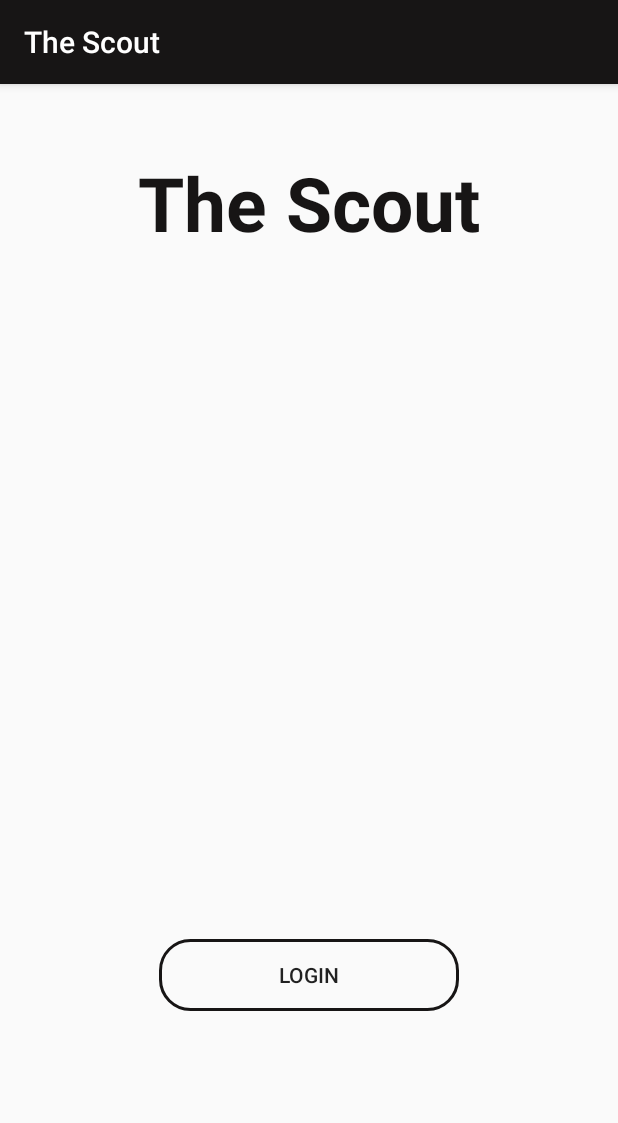
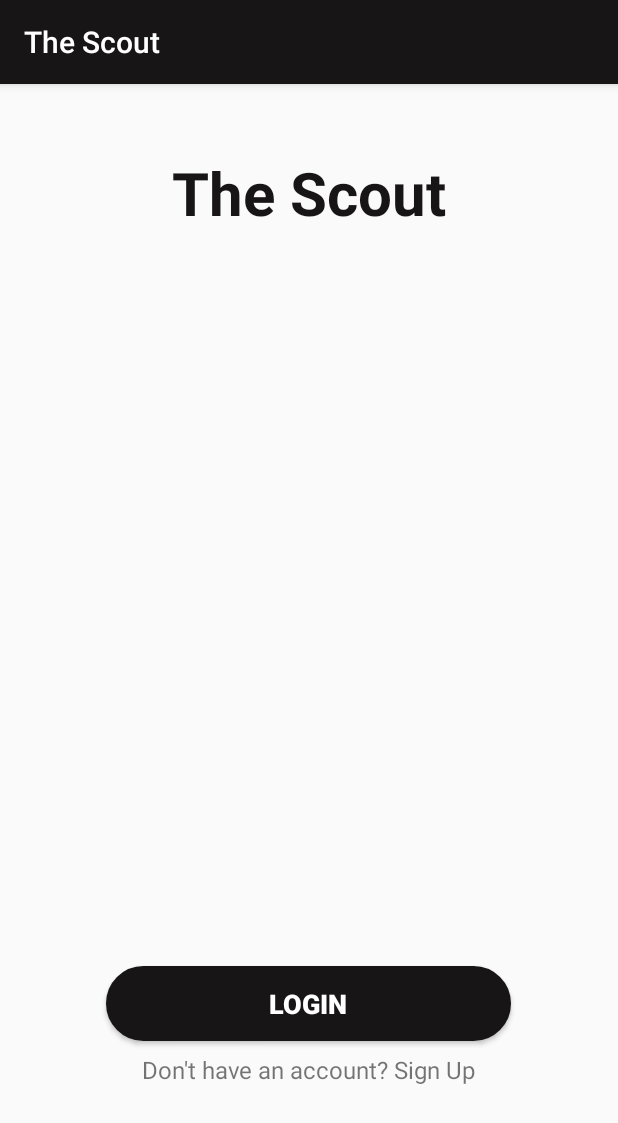
Before and after one commit to barakamulas/TheScout, an Android app: the screen it shows after launch (MainActivity), on a phone screen of 412 x 824 dp. Shown: the top 1123 px of the screen. Run offline under Robolectric (Android 15) with nearby library versions, the phone set to English and light mode, and no system bars.

Commit message:
Add a text view that provides option for signup in main activity

```diff
--- a/app/src/main/res/drawable/rounded_button.xml
+++ b/app/src/main/res/drawable/rounded_button.xml
@@ -1,6 +1,7 @@
 <?xml version="1.0" encoding="utf-8"?>
 <shape xmlns:android="http://schemas.android.com/apk/res/android"
     android:shape = "rectangle">
+    <solid android:color="@color/myBrown" />
     <stroke android:color="@color/myBrown" android:width="2dp"/>
-    <corners android:radius="20dp"/>
+    <corners android:radius="32dp"/>
 </shape>
--- a/app/src/main/res/layout/activity_main.xml
+++ b/app/src/main/res/layout/activity_main.xml
@@ -12,7 +12,7 @@
         android:layout_centerHorizontal="true"
         android:layout_alignParentTop="true"
         android:layout_marginTop="45dp"
-        android:textSize="50sp"
+        android:textSize="40sp"
         android:textStyle="bold"
         android:textColor="@color/myBrown"/>
 
@@ -21,13 +21,27 @@
         android:layout_width="wrap_content"
         android:layout_height="wrap_content"
         android:layout_centerHorizontal="true"
-        android:height="40dp"
-        android:width="200dp"
+        android:height="50dp"
+        android:width="270dp"
         android:padding="5dp"
         android:text="@string/login"
         android:layout_alignParentBottom="true"
-        android:layout_marginBottom="150dp"
-        android:background="@drawable/rounded_button"/>
+        android:layout_marginBottom="130dp"
+        android:background="@drawable/rounded_button"
+        android:textColor="@color/colorTextIcons"
+        android:textStyle="bold"
+        android:textSize="18sp"/>
+
+    <TextView
+        android:id="@+id/account_question_main"
+        android:layout_width="wrap_content"
+        android:layout_height="wrap_content"
+        android:layout_alignParentBottom="true"
+        android:layout_centerHorizontal="true"
+        android:layout_marginBottom="100dp"
+        android:text="@string/don_t_have_an_account_sign_up"
+        android:textSize="16sp" />
+
 
 
 </RelativeLayout>
--- a/app/src/main/res/values/colors.xml
+++ b/app/src/main/res/values/colors.xml
@@ -4,4 +4,5 @@
     <color name="colorPrimaryDark">#00574B</color>
     <color name="colorAccent">#D81B60</color>
     <color name="myBrown">#171515</color>
+    <color name="colorTextIcons">#FFFFFF</color>
 </resources>
--- a/app/src/main/res/values/strings.xml
+++ b/app/src/main/res/values/strings.xml
@@ -2,4 +2,8 @@
     <string name="app_name">The Scout</string>
     <string name="the_scout">The Scout</string>
     <string name="login">Login</string>
+    <string name="don_t_have_an_account">Don\'t have an account?</string>
+    <string name="sign_up">Sign Up</string>
+    <string name="don_t_have_ann_account_sign_up">Don\'t have ann account? Sign Up</string>
+    <string name="don_t_have_an_account_sign_up">Don\'t have an account? Sign Up</string>
 </resources>
```
